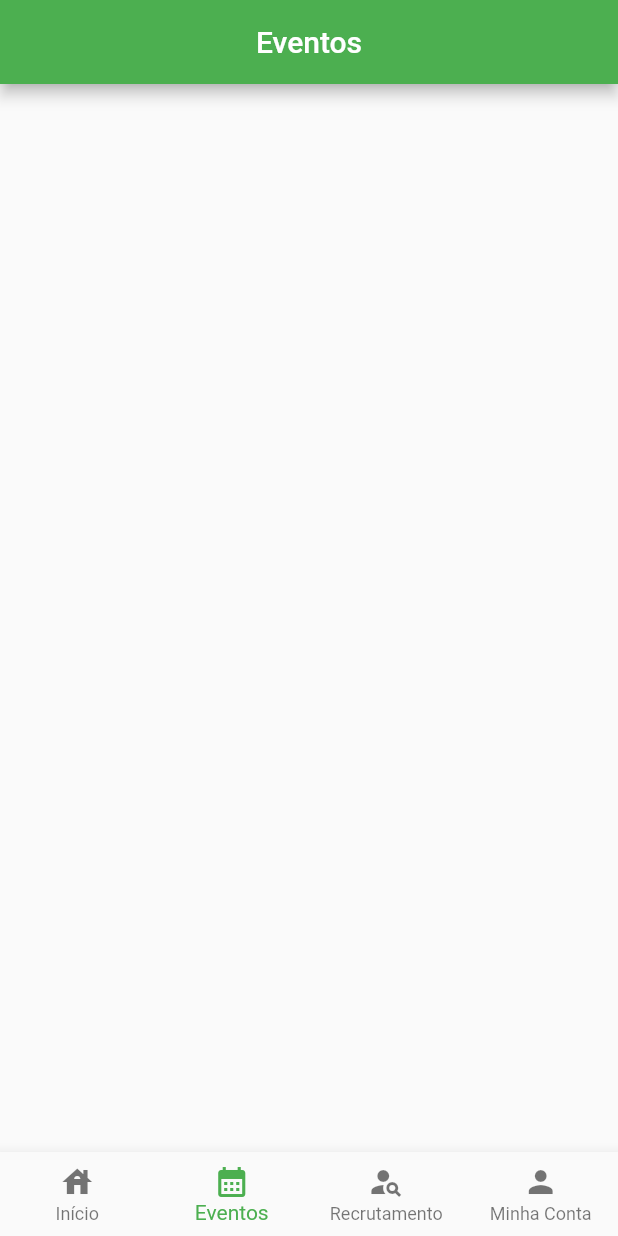
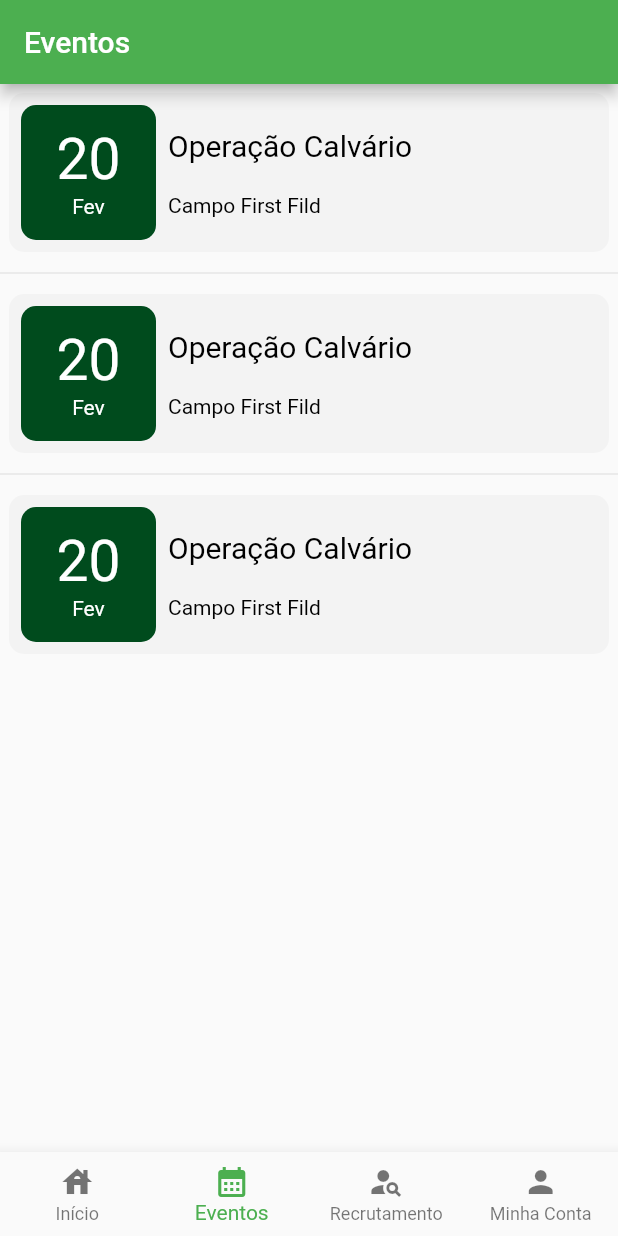
Before and after one commit to gildemardiniz/app_green_berets, a Flutter app: the screen it shows after launch, item 2 of the bottom bar chosen, on a phone screen of 412 x 824 dp. Run offline on Flutter 3.47's test engine with Material 2 defaults, Android fonts, the phone set to English and light mode, and no system bars.

Commit message:
Construir paagina de eventos com o metodo ExibirEvento, e showdialog

```diff
--- a/lib/main.dart
+++ b/lib/main.dart
@@ -47,7 +47,7 @@ class _MainPageState extends State<MainPage> {
   ];
 
   final List<String> _titles =[
-    "Green Berets",
+    "Green Berets Airsoft",
     "Eventos",
     "Recrutamento",
     "Minha Conta",
@@ -62,7 +62,7 @@ class _MainPageState extends State<MainPage> {
     return Scaffold(
       appBar:
           AppBar(
-          centerTitle: true,
+          //centerTitle: true,
           title: Text(_titles[_indiceAtual].toString()),
         ),
 
--- a/lib/screen/eventos.dart
+++ b/lib/screen/eventos.dart
@@ -1,21 +1,109 @@
 import 'package:flutter/material.dart';
 
 class Eventos extends StatefulWidget {
-  const Eventos({super.key,});
-
+  const Eventos({
+    super.key,
+  });
 
   @override
   State<Eventos> createState() => _EventosState();
 }
 
 class _EventosState extends State<Eventos> {
-
   @override
   Widget build(BuildContext context) {
+    return Scaffold(
+        body: Column(
+      children: [
+        exibirEvento(),
+        Divider(),
+        exibirEvento(),
+        Divider(),
+        exibirEvento(),
+      ],
+    ));
+  }
 
-    return Scaffold(
+  Widget exibirEvento() {
+    return InkWell(
+      onTap: (){
+        _showMyDialog();
+      },
+      child: Padding(
+        padding: const EdgeInsets.all(6.0),
+        child: Container(
+          decoration: const BoxDecoration(
+            color: Color.fromARGB(19, 158, 158, 158),
+            borderRadius: BorderRadius.all(Radius.circular(10)),
+          ),
+          child: Row(
+            children: [
+              Padding(
+                padding: const EdgeInsets.all(8.0),
+                child: Container(
+                  decoration: const BoxDecoration(
+                    color: Color.fromARGB(255, 0, 75, 29),
+                    borderRadius: BorderRadius.all(Radius.circular(10)),
+                  ),
+                  height: 90,
+                  width: 90,
+                  child: Column(
+                    mainAxisAlignment: MainAxisAlignment.center,
+                    children: [
+                      Text("20",
+                          style: TextStyle(fontSize: 38, color: Colors.white)),
+                      Text("Fev",
+                          style: TextStyle(fontSize: 14, color: Colors.white)),
+                    ],
+                  ),
+                ),
+              ),
+              Container(
+                height: 100,
+                width: 250,
+                child: Column(
+                  mainAxisAlignment: MainAxisAlignment.spaceEvenly,
+                  crossAxisAlignment: CrossAxisAlignment.start,
+                  children: [
+                    Text("Operação Calvário",
+                        style: TextStyle(fontSize: 20, color: Colors.black)),
+                    Text("Campo First Fild",
+                        style: TextStyle(color: Colors.black)),
+                  ],
+                ),
+              ),
+            ],
+          ),
+        ),
+      ),
+    );
+  }
 
-      body: Container(),
+  Future<void> _showMyDialog() async {
+    return showDialog<void>(
+      context: context,
+      barrierDismissible: false, // user must tap button!
+      builder: (BuildContext context) {
+        return AlertDialog(
+          title: const Text("Operação Calvário"),
+          content: SingleChildScrollView(
+            child: ListBody(
+              children: const <Widget>[
+                Text("Início as 08:00"),
+                Text('Fim as 12:00'),
+              ],
+            ),
+          ),
+          actions: <Widget>[
+            TextButton(
+              child: const Text('OK'),
+              onPressed: () {
+                Navigator.of(context).pop();
+              },
+            ),
+          ],
+        );
+      },
     );
   }
 }
```
Also changed, not shown: lib/screen/conta.dart (+11 -4 lines), 1 other file.
